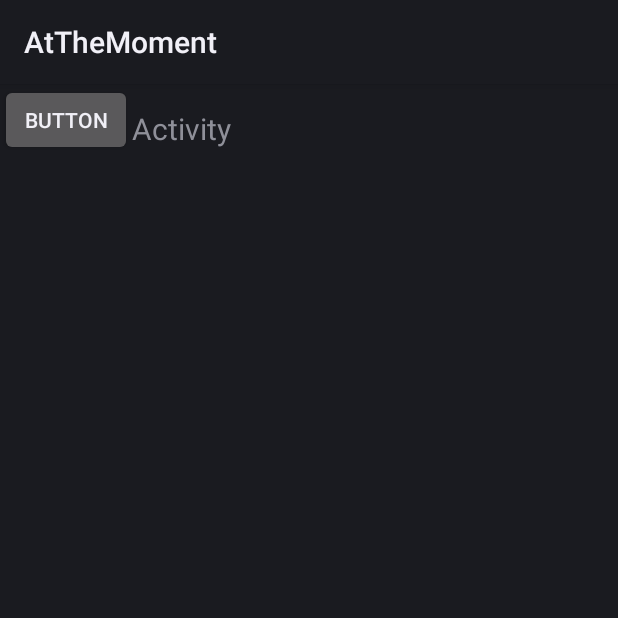
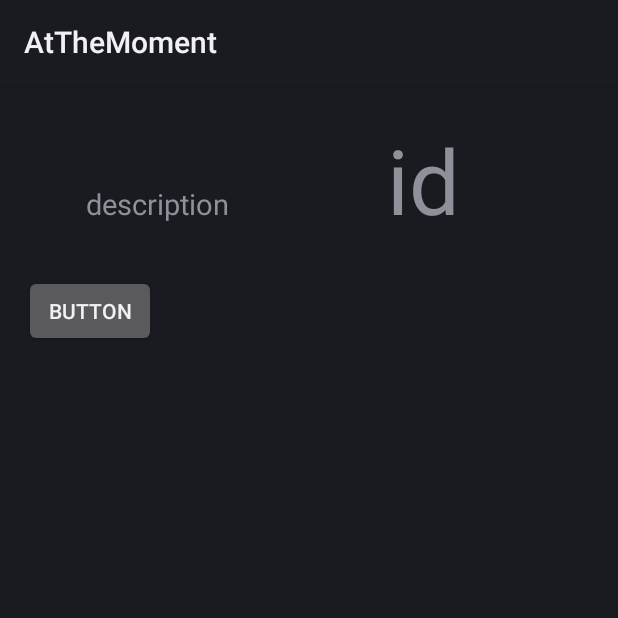
Before and after one commit to RiccardoSilvestri/AtTheMoment, an Android app: the SecondActivity screen opened directly, with no data from a screen before it, on a phone screen of 412 x 824 dp, the top half of it. Run offline under Robolectric (Android 15) with nearby library versions, the phone set to English and light mode, and no system bars.

Commit message:
feat: implemented textview id and description

```diff
--- a/app/src/main/java/com/example/atthemoment/SecondActivity.java
+++ b/app/src/main/java/com/example/atthemoment/SecondActivity.java
@@ -4,6 +4,7 @@ import android.app.Activity;
 import android.os.Bundle;
 import android.util.Log;
 import android.widget.Button;
+import android.widget.TextView;
 
 import com.google.gson.Gson;
 
@@ -49,14 +50,19 @@ public class SecondActivity extends Activity {
                 connection.setRequestProperty("user-agent", "Mozilla/5.0 (Windows NT 10.0; Win64; x64) AppleWebKit/537.36 (KHTML, like Gecko) Chrome/130.0.0.0 Safari/537.36");
 
                 InputStream inputStream = new GZIPInputStream(connection.getInputStream()); //decoprimo in Gzip
-
                 InputStreamReader reader = new InputStreamReader(inputStream, "UTF-8"); // converto da byte in caratteri
-
                 Gson gson = new Gson();
                 Mezzo myResponseObject = gson.fromJson(reader, Mezzo.class); //converte da json a oggetto java
 
                 Log.d("Response", myResponseObject.toString());
                 Log.d("ID", myResponseObject.getId());
+
+                TextView idMezzo = (TextView)findViewById(R.id.idMezzo);
+                idMezzo.setText(myResponseObject.getId());
+
+                TextView descrptionMezzo = (TextView)findViewById(R.id.descrptionMezzo);
+                descrptionMezzo.setText(myResponseObject.line.lineDescription);
+
                 Log.d("Description", myResponseObject.line.lineDescription);
 
                 for (int i = 0; i < myResponseObject.stops.size(); i++) {
--- a/app/src/main/res/layout/second_activity.xml
+++ b/app/src/main/res/layout/second_activity.xml
@@ -1,25 +1,44 @@
 <?xml version="1.0" encoding="utf-8"?>
 <androidx.constraintlayout.widget.ConstraintLayout xmlns:android="http://schemas.android.com/apk/res/android"
+    xmlns:app="http://schemas.android.com/apk/res-auto"
     xmlns:tools="http://schemas.android.com/tools"
     android:layout_width="match_parent"
     android:layout_height="match_parent">
 
+    <GridLayout
+        android:layout_width="match_parent"
+        android:layout_height="match_parent"
+        android:columnCount="2"
+        android:rowCount="3"
+        android:padding="16dp"
+        tools:ignore="MissingConstraints">
+
         <TextView
-        android:layout_width="wrap_content"
-        android:layout_height="wrap_content"
-        android:padding="16dp"
-        android:text="Second Activity"
-        android:textSize="20sp"
-        tools:ignore="MissingConstraints"
-        tools:layout_editor_absoluteX="120dp"
-        tools:layout_editor_absoluteY="66dp" />
+            android:id="@+id/descrptionMezzo"
+            android:layout_width="177dp"
+            android:layout_height="95dp"
+            android:text="description"
+            android:textSize="19sp"
+            android:gravity="center"
+            tools:ignore="MissingConstraints" />
+
+        <TextView
+            android:id="@+id/idMezzo"
+            android:layout_width="177dp"
+            android:layout_height="95dp"
+            android:text="id"
+            android:textSize="60sp"
+            android:gravity="center"
+            tools:ignore="MissingConstraints" />
 
         <Button
             android:id="@+id/GET"
             android:layout_width="wrap_content"
             android:layout_height="wrap_content"
             android:text="Button"
-        tools:layout_editor_absoluteX="162dp"
-        tools:layout_editor_absoluteY="333dp"
+            android:gravity="center"
             tools:ignore="MissingConstraints" />
+
+    </GridLayout>
+
 </androidx.constraintlayout.widget.ConstraintLayout>
```
Lines whose indentation alone changed are shown as unchanged.
